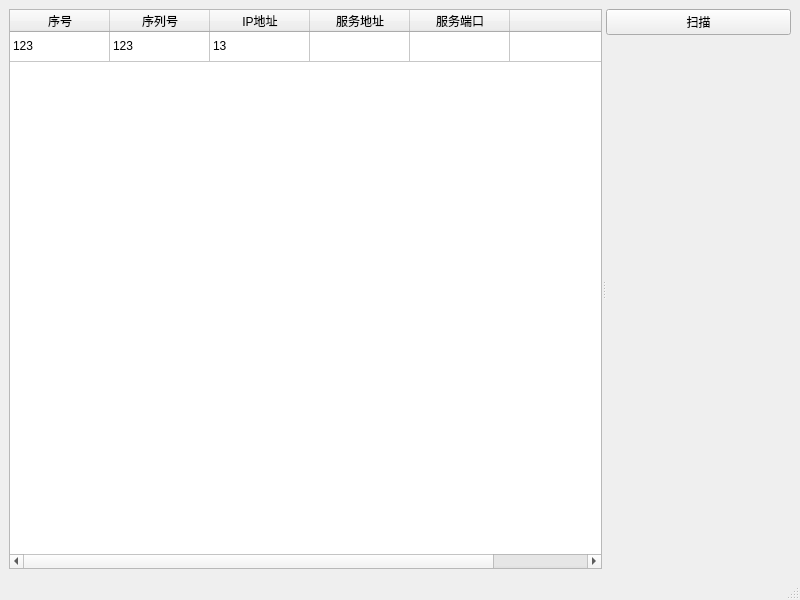
Old version of the form WinTools/mainwindow.ui in the repository truelv/qt_obj.
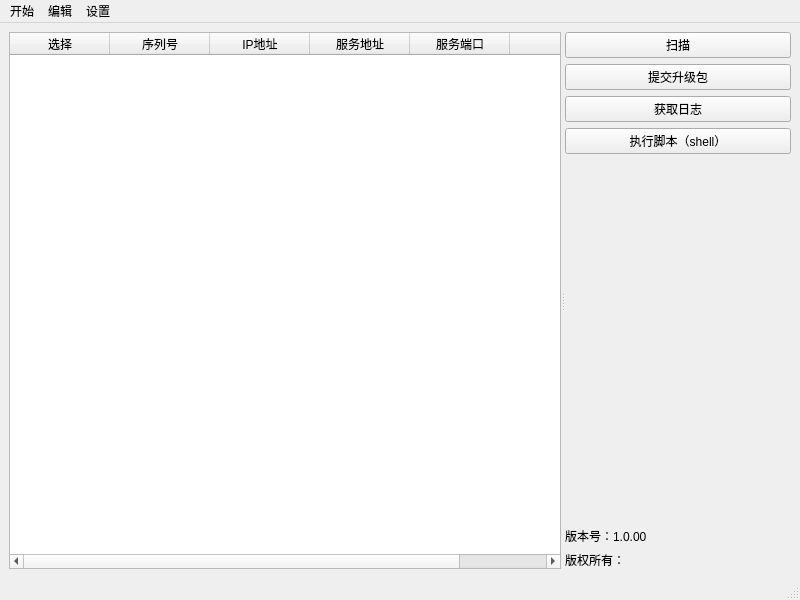
New version of the form.

```diff
--- a/WinTools/mainwindow.ui
+++ b/WinTools/mainwindow.ui
@@ -17,10 +17,16 @@
    <layout class="QVBoxLayout" name="verticalLayout">
     <item>
      <widget class="QSplitter" name="splitter">
+      <property name="layoutDirection">
+       <enum>Qt::LeftToRight</enum>
+      </property>
       <property name="orientation">
        <enum>Qt::Horizontal</enum>
       </property>
-      <widget class="QTableWidget" name="tableWidget">
+      <property name="childrenCollapsible">
+       <bool>true</bool>
+      </property>
+      <widget class="QTableWidget" name="devinfo">
        <property name="textElideMode">
         <enum>Qt::ElideNone</enum>
        </property>
@@ -39,14 +45,9 @@
        <attribute name="verticalHeaderStretchLastSection">
         <bool>false</bool>
        </attribute>
-       <row>
-        <property name="text">
-         <string>1</string>
-        </property>
-       </row>
        <column>
         <property name="text">
-         <string>序号</string>
+         <string>选择</string>
         </property>
        </column>
        <column>
@@ -74,21 +75,6 @@
          <string/>
         </property>
        </column>
-       <item row="0" column="0">
-        <property name="text">
-         <string>123</string>
-        </property>
-       </item>
-       <item row="0" column="1">
-        <property name="text">
-         <string>123</string>
-        </property>
-       </item>
-       <item row="0" column="2">
-        <property name="text">
-         <string>13</string>
-        </property>
-       </item>
       </widget>
       <widget class="QWidget" name="widget" native="true">
        <layout class="QVBoxLayout" name="verticalLayout_2">
@@ -99,6 +85,27 @@
           </property>
          </widget>
         </item>
+        <item>
+         <widget class="QPushButton" name="updateButton">
+          <property name="text">
+           <string>提交升级包</string>
+          </property>
+         </widget>
+        </item>
+        <item>
+         <widget class="QPushButton" name="logButton">
+          <property name="text">
+           <string>获取日志</string>
+          </property>
+         </widget>
+        </item>
+        <item>
+         <widget class="QPushButton" name="shellButton">
+          <property name="text">
+           <string>执行脚本（shell）</string>
+          </property>
+         </widget>
+        </item>
         <item>
          <spacer name="verticalSpacer">
           <property name="orientation">
@@ -112,6 +119,20 @@
           </property>
          </spacer>
         </item>
+        <item>
+         <widget class="QLabel" name="label_2">
+          <property name="text">
+           <string>版本号：1.0.00</string>
+          </property>
+         </widget>
+        </item>
+        <item>
+         <widget class="QLabel" name="label">
+          <property name="text">
+           <string>版权所有：</string>
+          </property>
+         </widget>
+        </item>
        </layout>
       </widget>
      </widget>
@@ -127,6 +148,24 @@
      <height>23</height>
     </rect>
    </property>
+   <widget class="QMenu" name="menu">
+    <property name="title">
+     <string>开始</string>
+    </property>
+   </widget>
+   <widget class="QMenu" name="menu_2">
+    <property name="title">
+     <string>编辑</string>
+    </property>
+   </widget>
+   <widget class="QMenu" name="menu_3">
+    <property name="title">
+     <string>设置</string>
+    </property>
+   </widget>
+   <addaction name="menu"/>
+   <addaction name="menu_2"/>
+   <addaction name="menu_3"/>
   </widget>
   <widget class="QStatusBar" name="statusbar"/>
  </widget>
```
Left out of the diff: 3 changed lines with no effect on the pictures.
